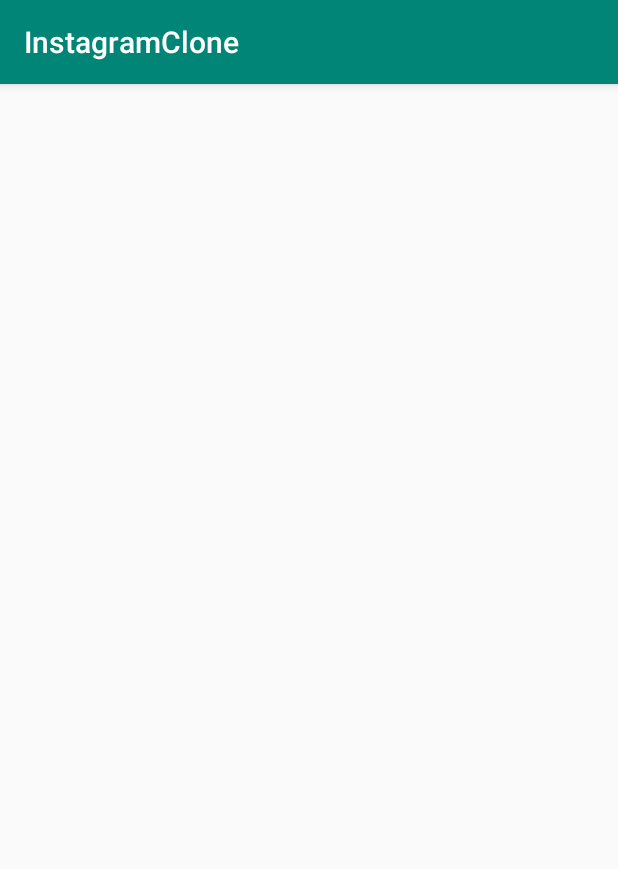
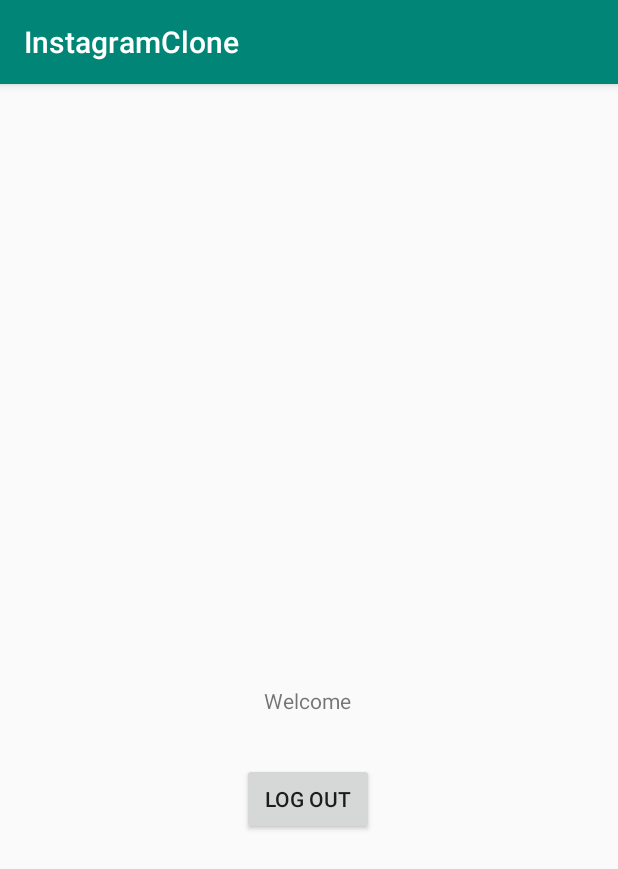
Before and after one commit to pdudani09/InstagramClone, an Android app: the WelcomeActivity screen opened directly, with no data from a screen before it, on a phone screen of 412 x 824 dp. Shown: the top 869 px of the screen. Run offline under Robolectric (Android 15) with nearby library versions, the phone set to English and light mode, and no system bars; libraries missing offline, so code that uses them is left out: com.parse; 1 statement that could not run was skipped.

```diff
--- a/app/src/main/AndroidManifest.xml
+++ b/app/src/main/AndroidManifest.xml
@@ -18,7 +18,7 @@
                 <category android:name="android.intent.category.LAUNCHER" />
             </intent-filter>
         </activity>
-        <activity android:name=".SignUpOrLoginActivity" />
+        <activity android:name=".SignUpOrLoginActivity"></activity>
     </application>
 
 </manifest>
--- a/app/src/main/java/com/example/instagramclone/SignUpOrLoginActivity.java
+++ b/app/src/main/java/com/example/instagramclone/SignUpOrLoginActivity.java
@@ -1,5 +1,6 @@
 package com.example.instagramclone;
 
+import android.content.Intent;
 import android.os.Bundle;
 import android.view.View;
 import android.widget.Button;
@@ -43,6 +44,9 @@ public class SignUpOrLoginActivity extends AppCompatActivity {
                         if(e == null) {
                             Toast.makeText(SignUpOrLoginActivity.this, appUser.get("username") +  " is Signed up successfully",
                                     Toast.LENGTH_LONG).show();
+
+                            Intent intent = new Intent(SignUpOrLoginActivity.this , WelcomeActivity.class);
+                            startActivity(intent);
                         } else {
                             Toast.makeText(SignUpOrLoginActivity.this, e.getMessage(),
                                     Toast.LENGTH_LONG).show();
@@ -62,6 +66,8 @@ public class SignUpOrLoginActivity extends AppCompatActivity {
                         if(user != null && e == null) {
                             Toast.makeText(SignUpOrLoginActivity.this, user.get("username") +  " is Logged in successfully",
                                     Toast.LENGTH_LONG).show();
+                            Intent intent = new Intent(SignUpOrLoginActivity.this , WelcomeActivity.class);
+                            startActivity(intent);
                         } else {
                             Toast.makeText(SignUpOrLoginActivity.this, e.getMessage(),
                                     Toast.LENGTH_LONG).show();
--- a/app/src/main/java/com/example/instagramclone/WelcomeActivity.java
+++ b/app/src/main/java/com/example/instagramclone/WelcomeActivity.java
@@ -3,12 +3,32 @@ package com.example.instagramclone;
 import androidx.appcompat.app.AppCompatActivity;
 
 import android.os.Bundle;
+import android.view.View;
+import android.widget.Button;
+import android.widget.TextView;
+
+import com.parse.ParseUser;
 
 public class WelcomeActivity extends AppCompatActivity {
+
+    private TextView txtWelcome;
+    private Button btnLogout;
 
     @Override
     protected void onCreate(Bundle savedInstanceState) {
         super.onCreate(savedInstanceState);
         setContentView(R.layout.activity_welcome);
+
+        txtWelcome = findViewById(R.id.txtWelcome);
+        btnLogout = findViewById(R.id.btnLogout);
+        txtWelcome.setText("Welcome! " + ParseUser.getCurrentUser().getUsername());
+
+        btnLogout.setOnClickListener(new View.OnClickListener() {
+            @Override
+            public void onClick(View view) {
+                ParseUser.logOut();
+                finish();
+            }
+        });
     }
 }
--- a/app/src/main/res/layout/activity_welcome.xml
+++ b/app/src/main/res/layout/activity_welcome.xml
@@ -6,4 +6,30 @@
     android:layout_height="match_parent"
     tools:context=".WelcomeActivity">
 
+    <TextView
+        android:id="@+id/txtWelcome"
+        android:layout_width="wrap_content"
+        android:layout_height="wrap_content"
+        android:layout_marginTop="365dp"
+        android:layout_marginBottom="347dp"
+        android:text="Welcome"
+        app:layout_constraintBottom_toBottomOf="parent"
+        app:layout_constraintEnd_toEndOf="parent"
+        app:layout_constraintHorizontal_bias="0.498"
+        app:layout_constraintStart_toStartOf="parent"
+        app:layout_constraintTop_toTopOf="parent"
+        app:layout_constraintVertical_bias="1.0" />
+
+    <Button
+        android:id="@+id/btnLogout"
+        android:layout_width="wrap_content"
+        android:layout_height="wrap_content"
+        android:layout_marginTop="32dp"
+        android:layout_marginBottom="267dp"
+        android:text="Log Out"
+        app:layout_constraintBottom_toBottomOf="parent"
+        app:layout_constraintEnd_toEndOf="parent"
+        app:layout_constraintHorizontal_bias="0.498"
+        app:layout_constraintStart_toStartOf="parent"
+        app:layout_constraintTop_toBottomOf="@+id/txtWelcome" />
 </androidx.constraintlayout.widget.ConstraintLayout>
```
